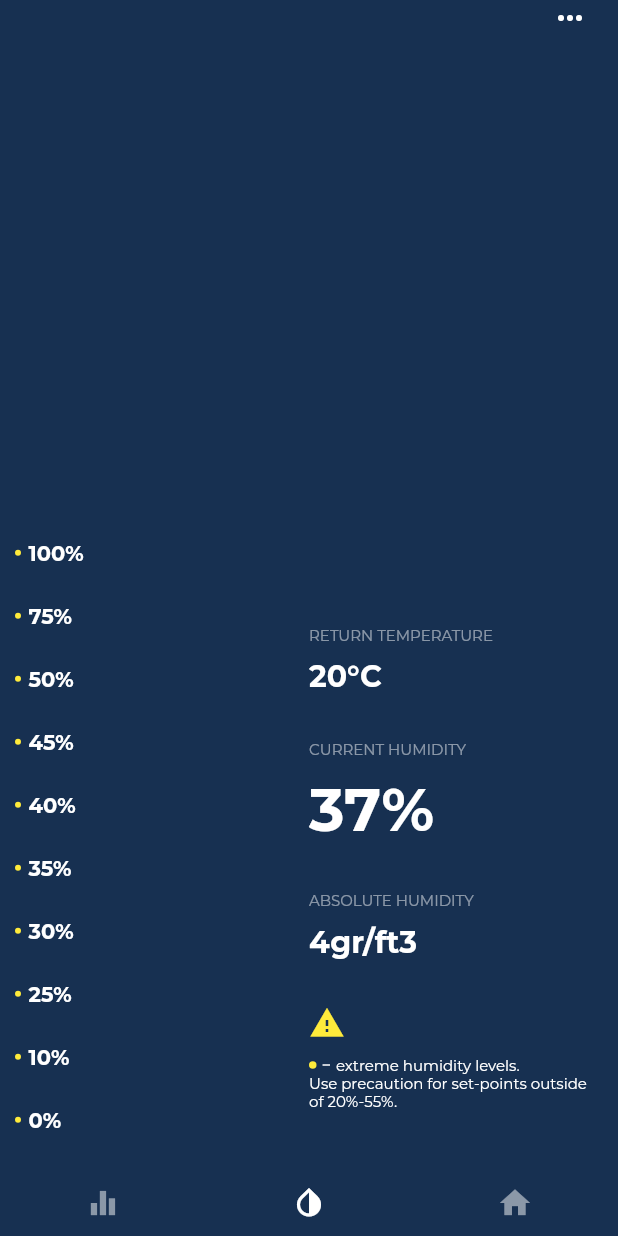
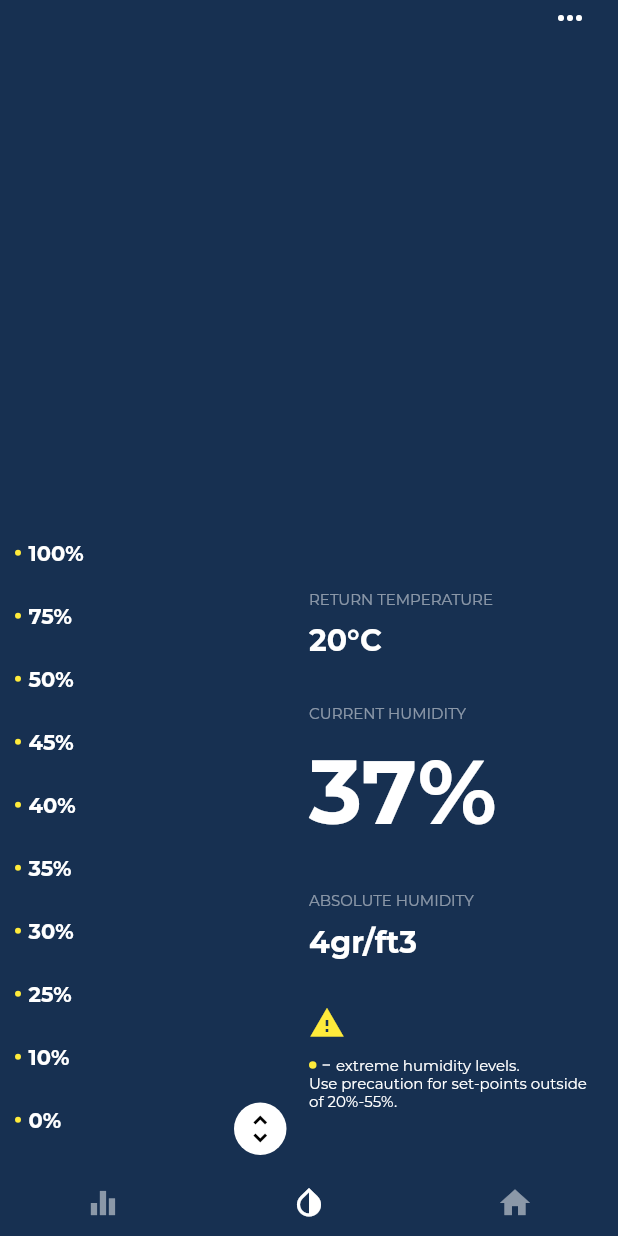
Before and after one commit to hipstermojo/flutter_fridays, a Flutter app: the screen it shows after launch, on a phone screen of 412 x 824 dp. Run offline on Flutter 3.47's test engine with Material 2 defaults, Android fonts, the phone set to English and light mode, and no system bars.

Commit message:
Add initial implementation of SliderController widget
Update font size in ReadingSummary widget

```diff
--- a/humidity_slider/lib/main.dart
+++ b/humidity_slider/lib/main.dart
@@ -2,6 +2,7 @@ import 'package:flutter/material.dart';
 
 import 'package:humidity_slider/widgets/bottom_nav.dart';
 import 'package:humidity_slider/widgets/reading_summary.dart';
+import 'package:humidity_slider/widgets/slider_controller.dart';
 
 void main() {
   runApp(Home());
@@ -66,15 +67,15 @@ class Home extends StatelessWidget {
                     flex: 1,
                   ),
                   Expanded(
-                    child: Container(),
-                    flex: 1,
+                    child: SliderController(),
+                    flex: 2,
                   ),
                   Expanded(
                     child: Container(
                       margin: EdgeInsets.only(right: 20.0),
                       child: ReadingSummary(),
                     ),
-                    flex: 2,
+                    flex: 3,
                   ),
                 ],
               ))),
--- a/humidity_slider/lib/widgets/reading_summary.dart
+++ b/humidity_slider/lib/widgets/reading_summary.dart
@@ -49,7 +49,7 @@ class ReadingSummary extends StatelessWidget {
         ),
         Text(
           "37%",
-          style: boldTextStyle.copyWith(fontSize: 40.0),
+          style: boldTextStyle.copyWith(fontSize: 60.0),
         ),
         SizedBox(
           height: largeMargin,
--- /dev/null
+++ b/humidity_slider/lib/widgets/slider_controller.dart
@@ -0,0 +1,51 @@
+import 'package:flutter/material.dart';
+
+class SliderController extends StatefulWidget {
+  const SliderController({
+    Key key,
+  }) : super(key: key);
+
+  @override
+  _SliderControllerState createState() => _SliderControllerState();
+}
+
+class _SliderControllerState extends State<SliderController> {
+  double yPos = 10.0;
+  @override
+  Widget build(BuildContext context) {
+    return LayoutBuilder(builder: (context, constraints) {
+      return Stack(
+        children: <Widget>[
+          Container(
+            height: constraints.maxHeight,
+          ),
+          Positioned(
+            right: 15,
+            bottom: yPos,
+            child: GestureDetector(
+              onVerticalDragUpdate: (DragUpdateDetails details) {
+                if (details.globalPosition.dy > 50.0 &&
+                    details.globalPosition.dy <
+                        (constraints.maxHeight - 25.0)) {
+                  setState(() {
+                    yPos -= details.delta.dy;
+                  });
+                }
+              },
+              child: Container(
+                height: 35.0,
+                width: 35.0,
+                decoration:
+                    BoxDecoration(shape: BoxShape.circle, color: Colors.white),
+                child: Icon(
+                  Icons.unfold_more,
+                  color: Colors.black,
+                ),
+              ),
+            ),
+          ),
+        ],
+      );
+    });
+  }
+}
```
